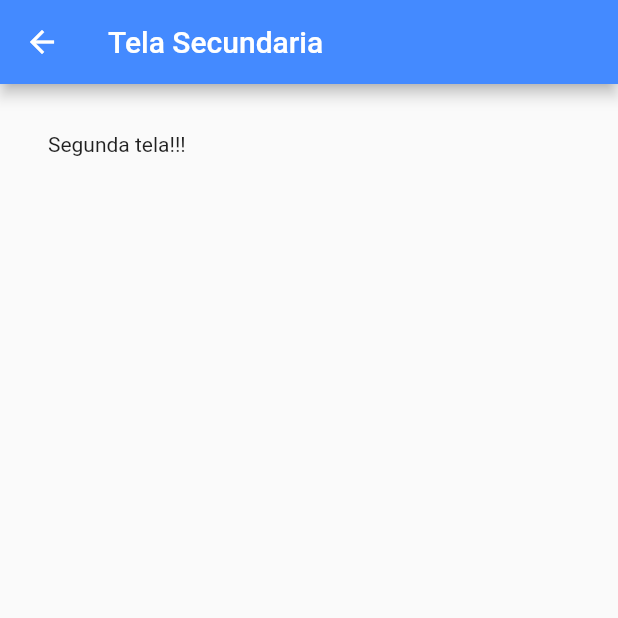
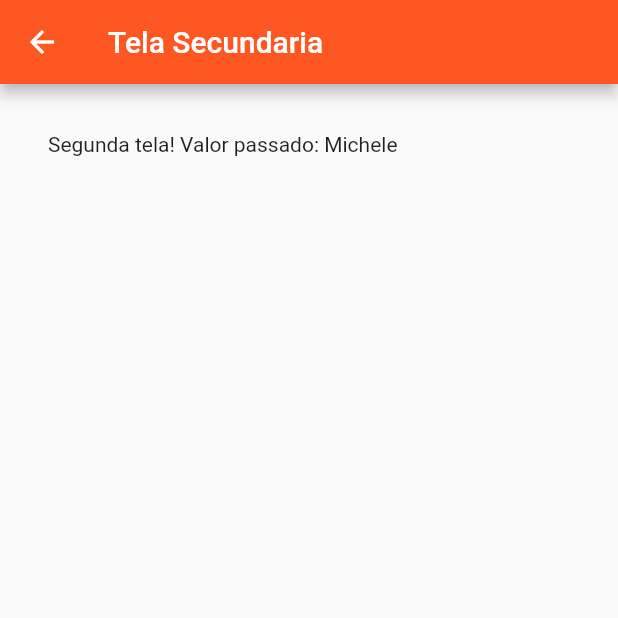
Before and after one commit to micheleascoli/curso-flutter, a Flutter app: the screen it shows after launch, after a tap on "Ir para a segunda tela", on a phone screen of 412 x 824 dp, the top half of it. Run offline on Flutter 3.47's test engine with Material 2 defaults, Android fonts, the phone set to English and light mode, and no system bars; missing offline and left inert: dart:ffi.

Commit message:
passando valor entre telas

```diff
--- a/navegacao/lib/TelaPrincipal.dart
+++ b/navegacao/lib/TelaPrincipal.dart
@@ -25,7 +25,7 @@ class _TelaPrincipalState extends State<TelaPrincipal> {
                 Navigator.push(
                    context,
                     MaterialPageRoute(
-                        builder: (context) => TelaSecundaria()
+                        builder: (context) => TelaSecundaria(valor:"Michele")
                     )
                 );
               },
--- a/navegacao/lib/TelaSecundaria.dart
+++ b/navegacao/lib/TelaSecundaria.dart
@@ -1,7 +1,8 @@
 import 'package:flutter/material.dart';
 
 class TelaSecundaria extends StatefulWidget {
-  const TelaSecundaria({Key? key}) : super(key: key);
+  const TelaSecundaria({Key? key, this.valor = ""}) : super(key: key);
+    final String valor;
 
   @override
   State<TelaSecundaria> createState() => _TelaSecundariaState();
@@ -13,13 +14,13 @@ class _TelaSecundariaState extends State<TelaSecundaria> {
     return Scaffold(
       appBar: AppBar(
         title: Text("Tela Secundaria"),
-        backgroundColor: Colors.blueAccent,
+        backgroundColor: Colors.deepOrange,
       ),
       body: Container(
         padding: EdgeInsets.all(32),
         child: Column(
           children: [
-            Text("Segunda tela!!!")
+            Text("Segunda tela! Valor passado: ${widget.valor}")
           ],
         ),
       ),
--- a/navegacao/lib/main.dart
+++ b/navegacao/lib/main.dart
@@ -4,5 +4,6 @@ import 'package:navegacao/TelaPrincipal.dart';
 void main() {
   runApp(MaterialApp(
     home: TelaPrincipal(),
+    debugShowCheckedModeBanner: false,
   ));
 }
```
Also changed, not shown: 1 other file.
